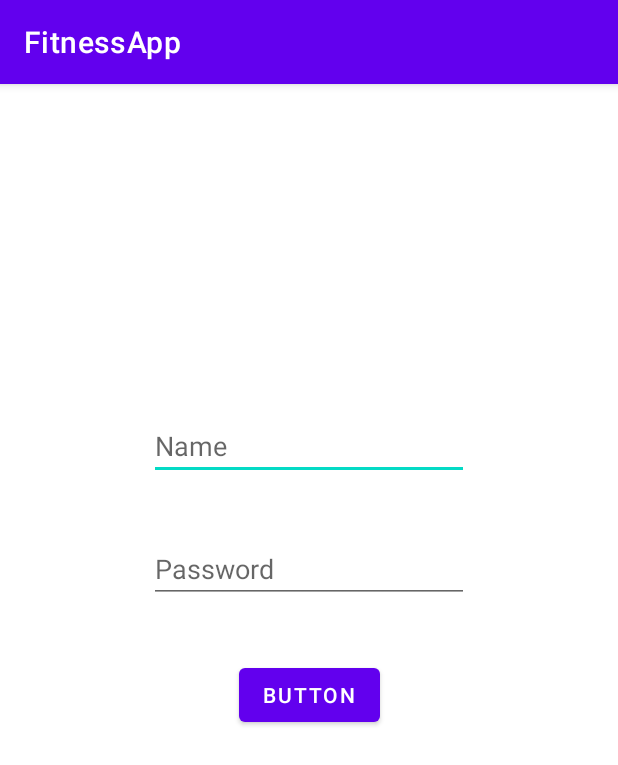
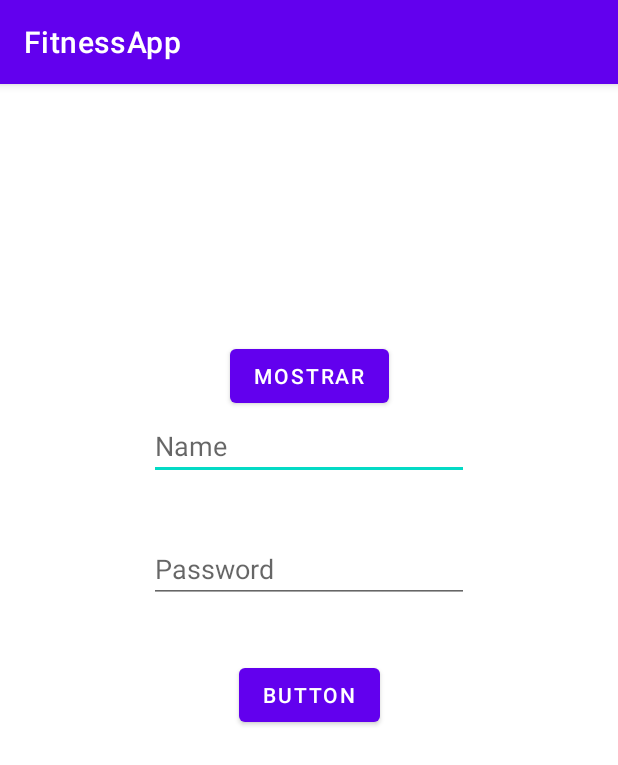
Before and after one commit to gontugithub/FitnessApp, an Android app: the PruebaActivity screen opened directly, with no data from a screen before it, on a phone screen of 412 x 824 dp. Shown: the top 765 px of the screen. Run offline under Robolectric (Android 15) with nearby library versions, the phone set to English and light mode, and no system bars; our stand-ins replace Firebase (no records; nobody signed in at launch, a user with empty details on screens opened directly); Roboto replaces fonts that are not available here.

Commit message:
scrollView Show collection form DB

```diff
--- a/app/src/main/res/layout/prueba.xml
+++ b/app/src/main/res/layout/prueba.xml
@@ -59,4 +59,40 @@
         android:layout_height="wrap_content"
         android:orientation="horizontal"
         app:layout_constraintGuide_percent="0.499316" />
+
+    <androidx.constraintlayout.widget.Guideline
+        android:id="@+id/guideline6"
+        android:layout_width="wrap_content"
+        android:layout_height="wrap_content"
+        android:orientation="horizontal"
+        app:layout_constraintGuide_percent="0.58" />
+
+    <ScrollView
+        android:id="@+id/usersScrollDB"
+        android:layout_width="316dp"
+        android:layout_height="277dp"
+        app:layout_constraintBottom_toBottomOf="parent"
+        app:layout_constraintEnd_toEndOf="parent"
+        app:layout_constraintStart_toStartOf="parent"
+        app:layout_constraintTop_toTopOf="@+id/guideline6">
+
+    </ScrollView>
+
+    <LinearLayout
+        android:id="@+id/userScrollDBLinear"
+        android:layout_width="match_parent"
+        android:layout_height="wrap_content"
+        android:orientation="vertical"
+        app:layout_constraintBottom_toTopOf="@+id/guideline6"
+        tools:layout_editor_absoluteX="37dp" />
+
+    <Button
+        android:id="@+id/button2"
+        android:layout_width="wrap_content"
+        android:layout_height="wrap_content"
+        android:onClick="fillScrollViewDB"
+        android:text="MOSTRAR"
+        app:layout_constraintBottom_toTopOf="@+id/nameInput"
+        app:layout_constraintEnd_toEndOf="parent"
+        app:layout_constraintStart_toStartOf="parent" />
 </androidx.constraintlayout.widget.ConstraintLayout>
```
Also changed, not shown: app/src/main/java/com/example/fitnessapp/PruebaActivity.java (+38 -7 lines).
